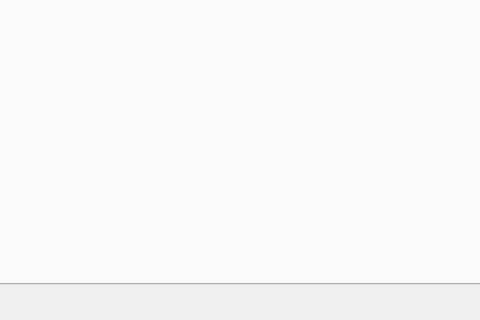
Old version of the form ProgramaConUI/InterfazMenu.ui in the repository bryanjimenezchacon/Progra1Algebra; both pictures show x 377 to 857 and y 396 to 716 of the 1355 by 716 pixel window.
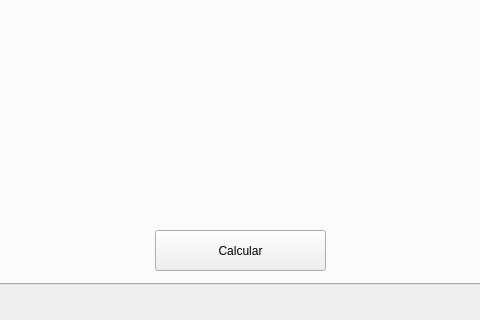
New version of the form.

Commit message: Inicio para el programa 2

Diff of the .ui file:
```diff
--- a/ProgramaConUI/InterfazMenu.ui
+++ b/ProgramaConUI/InterfazMenu.ui
@@ -240,6 +240,19 @@
        <bool>false</bool>
       </property>
      </widget>
+     <widget class="QPushButton" name="buttonCalcularCarretera">
+      <property name="geometry">
+       <rect>
+        <x>530</x>
+        <y>600</y>
+        <width>171</width>
+        <height>41</height>
+       </rect>
+      </property>
+      <property name="text">
+       <string>Calcular</string>
+      </property>
+     </widget>
     </widget>
     <widget class="QWidget" name="TapP3">
      <attribute name="title">
```
The commit also changes 2 other files.
